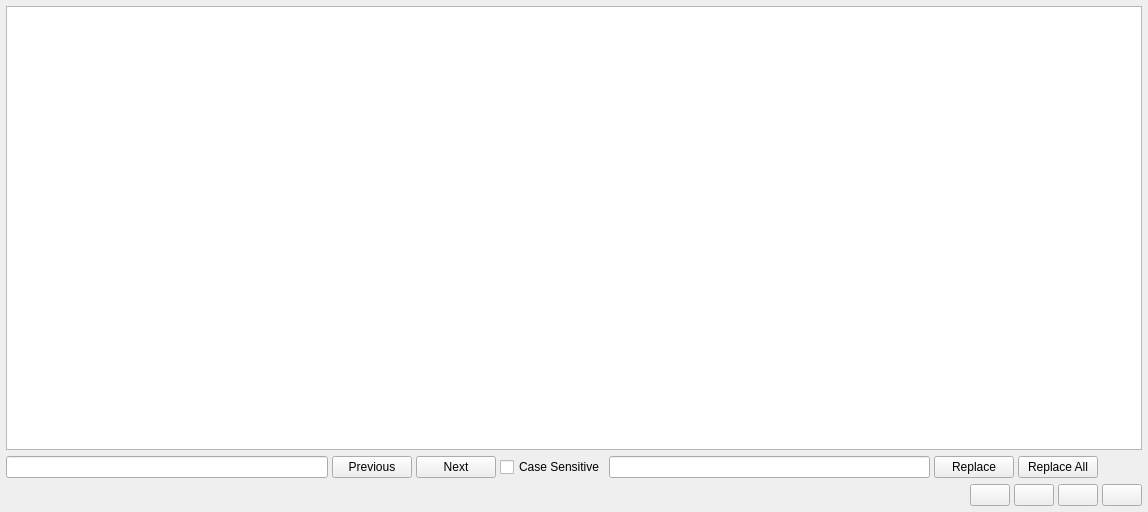
Before: the Qt Designer form widgets/scripteditor.ui in vedderb/vesc_tool, drawn with Qt 5.
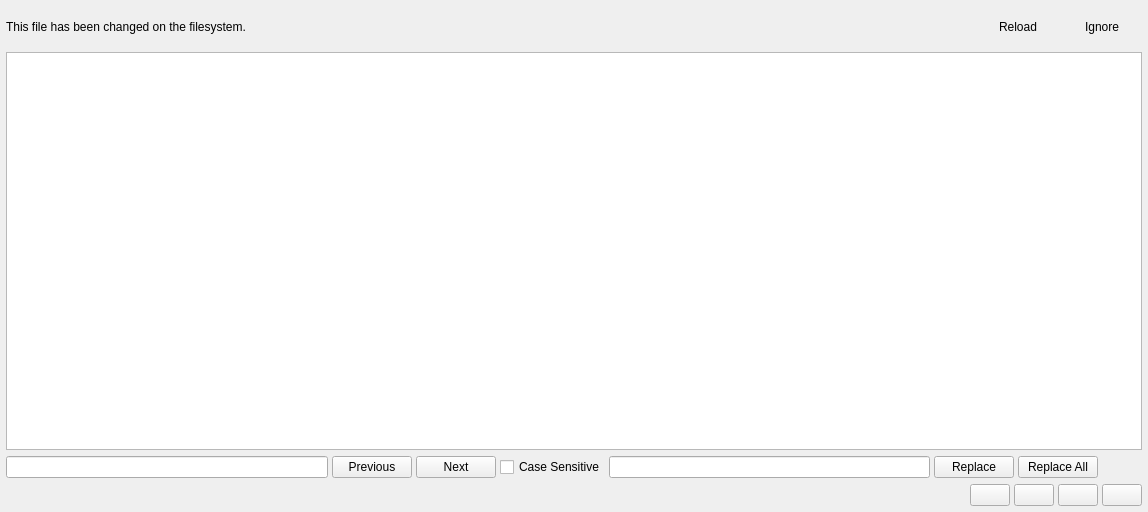
After: the same form once the commit is applied. Custom widgets are drawn as their Qt base class.

Commit message: Watch open files for changes on the filesystem in scripteditor

Patch:
```diff
--- a/widgets/scripteditor.ui
+++ b/widgets/scripteditor.ui
@@ -29,6 +29,67 @@
    <property name="bottomMargin">
     <number>6</number>
    </property>
+   <item>
+    <widget class="QWidget" name="fileChangedWidget" native="true">
+     <layout class="QHBoxLayout" name="horizontalLayout">
+      <property name="spacing">
+       <number>4</number>
+      </property>
+      <property name="leftMargin">
+       <number>0</number>
+      </property>
+      <property name="topMargin">
+       <number>10</number>
+      </property>
+      <property name="rightMargin">
+       <number>0</number>
+      </property>
+      <property name="bottomMargin">
+       <number>10</number>
+      </property>
+      <item>
+       <widget class="QLabel" name="fileChangedLabel">
+        <property name="text">
+         <string>This file has been changed on the filesystem.</string>
+        </property>
+       </widget>
+      </item>
+      <item>
+       <spacer name="horizontalSpacer">
+        <property name="orientation">
+         <enum>Qt::Orientation::Horizontal</enum>
+        </property>
+        <property name="sizeHint" stdset="0">
+         <size>
+          <width>40</width>
+          <height>20</height>
+         </size>
+        </property>
+       </spacer>
+      </item>
+      <item>
+       <widget class="QPushButton" name="fileChangedReloadButton">
+        <property name="text">
+         <string>Reload</string>
+        </property>
+        <property name="flat">
+         <bool>true</bool>
+        </property>
+       </widget>
+      </item>
+      <item>
+       <widget class="QPushButton" name="fileChangeIgnoreButton">
+        <property name="text">
+         <string>Ignore</string>
+        </property>
+        <property name="flat">
+         <bool>true</bool>
+        </property>
+       </widget>
+      </item>
+     </layout>
+    </widget>
+   </item>
    <item>
     <widget class="QCodeEditor" name="codeEdit">
      <property name="autoFillBackground">
```
Left out of the diff: 2 changed lines with no effect on the pictures. The commit also changes 4 other files.
